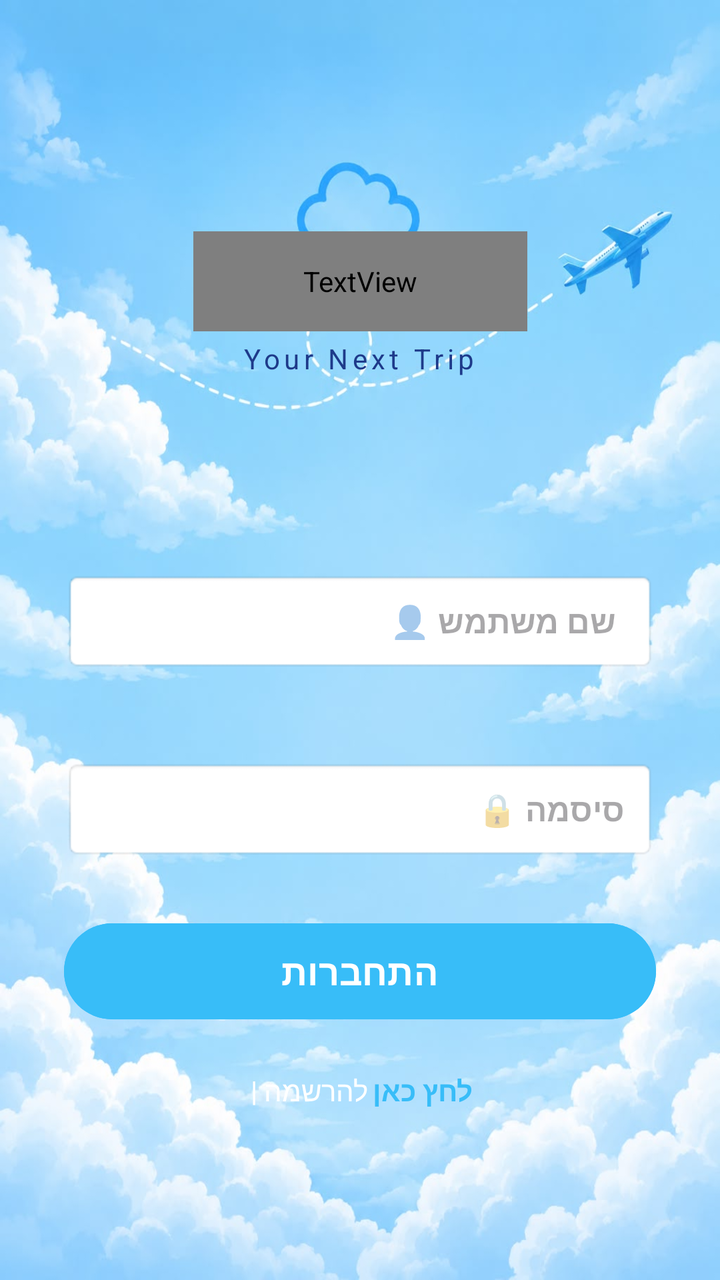
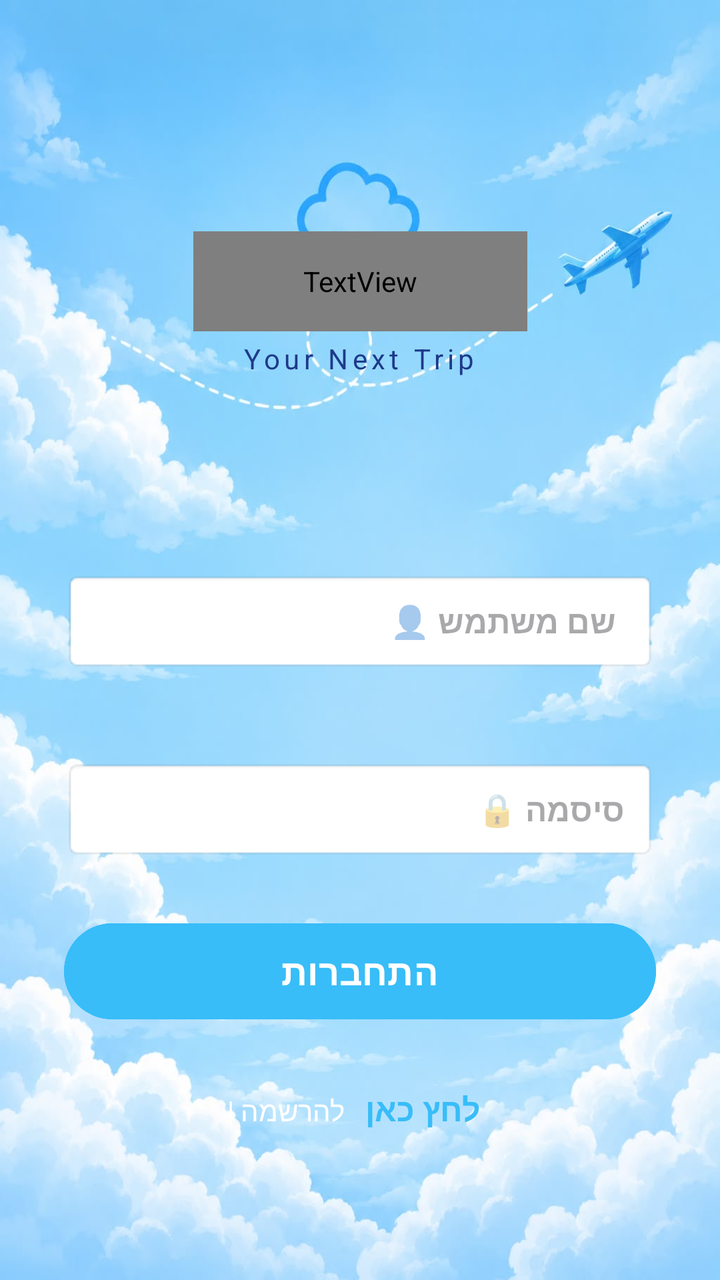

Screens rendered from an Android XML layout before and after an edit, with the pre-edit source and the edit as a unified diff.
<!-- AndroidManifest.xml: application theme Theme.SyncIt1 -->
<!-- res/layout/activity_main.xml -->
<?xml version="1.0" encoding="utf-8"?>
<androidx.constraintlayout.widget.ConstraintLayout xmlns:android="http://schemas.android.com/apk/res/android"
    xmlns:app="http://schemas.android.com/apk/res-auto"
    xmlns:tools="http://schemas.android.com/tools"
    android:id="@+id/main"
    android:layout_width="match_parent"
    android:layout_height="match_parent"
    android:background="@drawable/appm"
    tools:context=".MainActivity">


    <TextView
        android:id="@+id/tvLoginTitle"
        android:layout_width="167dp"
        android:layout_height="50dp"
        android:fontFamily="@font/aclonica"
        android:text="Sync It!"
        android:textColor="#0EA5E9"
        android:textSize="36sp"
        android:textStyle="bold"
        app:layout_constraintBottom_toBottomOf="parent"
        app:layout_constraintEnd_toEndOf="parent"
        app:layout_constraintStart_toStartOf="parent"
        app:layout_constraintTop_toTopOf="parent"
        app:layout_constraintVertical_bias="0.196" />



    <EditText
        android:id="@+id/etEmail"
        android:layout_width="0dp"
        android:layout_height="50dp"
        android:layout_marginStart="32dp"
        android:layout_marginTop="120dp"
        android:layout_marginEnd="32dp"
        android:background="@android:drawable/editbox_background"
        android:gravity="right|center_vertical"
        android:hint=" שם משתמש 👤"
        android:inputType="textEmailAddress"
        android:paddingStart="16dp"
        android:paddingEnd="16dp"
        android:textAlignment="gravity"
        android:textSize="16sp"
        android:textStyle="bold"
        app:layout_constraintEnd_toEndOf="parent"
        app:layout_constraintHorizontal_bias="0.0"
        app:layout_constraintStart_toStartOf="parent"
        app:layout_constraintTop_toBottomOf="@id/tvLoginTitle" />

    
    <EditText
        android:id="@+id/etPassword"
        android:layout_width="0dp"
        android:layout_height="50dp"
        android:layout_marginStart="32dp"
        android:layout_marginTop="44dp"
        android:layout_marginEnd="32dp"
        android:background="@android:drawable/editbox_background"
        android:gravity="right|center_vertical"
        android:hint="🔒 סיסמה"
        android:inputType="textPassword"
        android:paddingStart="16dp"
        android:paddingEnd="16dp"
        android:textAlignment="gravity"
        android:textSize="16sp"
        android:textStyle="bold"
        app:layout_constraintEnd_toEndOf="parent"
        app:layout_constraintHorizontal_bias="0.0"
        app:layout_constraintStart_toStartOf="parent"
        app:layout_constraintTop_toBottomOf="@id/etEmail" />


    <com.google.android.material.button.MaterialButton
        android:id="@+id/btnLogin"
        android:layout_width="0dp"
        android:layout_height="56dp"
        android:layout_marginStart="32dp"
        android:layout_marginTop="28dp"
        android:layout_marginEnd="32dp"
        android:backgroundTint="#38BDF8"
        android:text="התחברות"
        android:textColor="#FFFFFF"
        android:textSize="18sp"
        android:textStyle="bold"
        app:cornerRadius="28dp"
        app:elevation="4dp"
        app:layout_constraintEnd_toEndOf="parent"
        app:layout_constraintStart_toStartOf="parent"
        app:layout_constraintTop_toBottomOf="@id/etPassword" />


    <TextView
        android:id="@+id/tvSubTitle"
        android:layout_width="wrap_content"
        android:layout_height="wrap_content"
        android:layout_marginTop="4dp"
        android:letterSpacing="0.15"
        android:text="Your Next Trip"
        android:textColor="#1E3A8A"
        android:textSize="14sp"
        app:layout_constraintEnd_toEndOf="parent"
        app:layout_constraintHorizontal_bias="0.498"
        app:layout_constraintStart_toStartOf="parent"
        app:layout_constraintTop_toBottomOf="@id/tvLoginTitle" />

    
    <LinearLayout
        android:id="@+id/layoutRegister"
        android:layout_width="wrap_content"
        android:layout_height="wrap_content"
        android:layout_marginTop="20dp"
        android:orientation="horizontal"
        android:layoutDirection="rtl"
        app:layout_constraintEnd_toEndOf="parent"
        app:layout_constraintStart_toStartOf="parent"
        app:layout_constraintTop_toBottomOf="@id/btnLogin">

        
        <TextView
            android:id="@+id/tvRegisterText"
            android:layout_width="wrap_content"
            android:layout_height="wrap_content"
            android:text="להרשמה | "
            android:textColor="#FFFFFF"
            android:textSize="14sp" />

        
        <TextView
            android:id="@+id/tvRegisterClick"
            android:layout_width="wrap_content"
            android:layout_height="wrap_content"
            android:background="?attr/selectableItemBackground"
            android:clickable="true"
            android:focusable="true"
            android:padding="2dp"
            android:text="לחץ כאן"
            android:textColor="#38BDF8"
            android:textSize="14sp"
            android:textStyle="bold" />

    </LinearLayout>
</androidx.constraintlayout.widget.ConstraintLayout>
<!-- resources referenced by this layout -->
<resources>
  <!-- drawable appm: jpeg bitmap (drawable, 78728 bytes) -->
  <style name="Theme.SyncIt1" parent="Base.Theme.SyncIt1" />
  <style name="Base.Theme.SyncIt1" parent="Theme.Material3.DayNight.NoActionBar">
          
          
      </style>
</resources>

<!-- the commit's change to res/layout/activity_main.xml (unified diff, before → after) -->
@@ -132,10 +132,10 @@
             android:background="?attr/selectableItemBackground"
             android:clickable="true"
             android:focusable="true"
-            android:padding="2dp"
+            android:padding="10dp"
             android:text="לחץ כאן"
             android:textColor="#38BDF8"
-            android:textSize="14sp"
+            android:textSize="16sp"
             android:textStyle="bold" />
 
     </LinearLayout>
